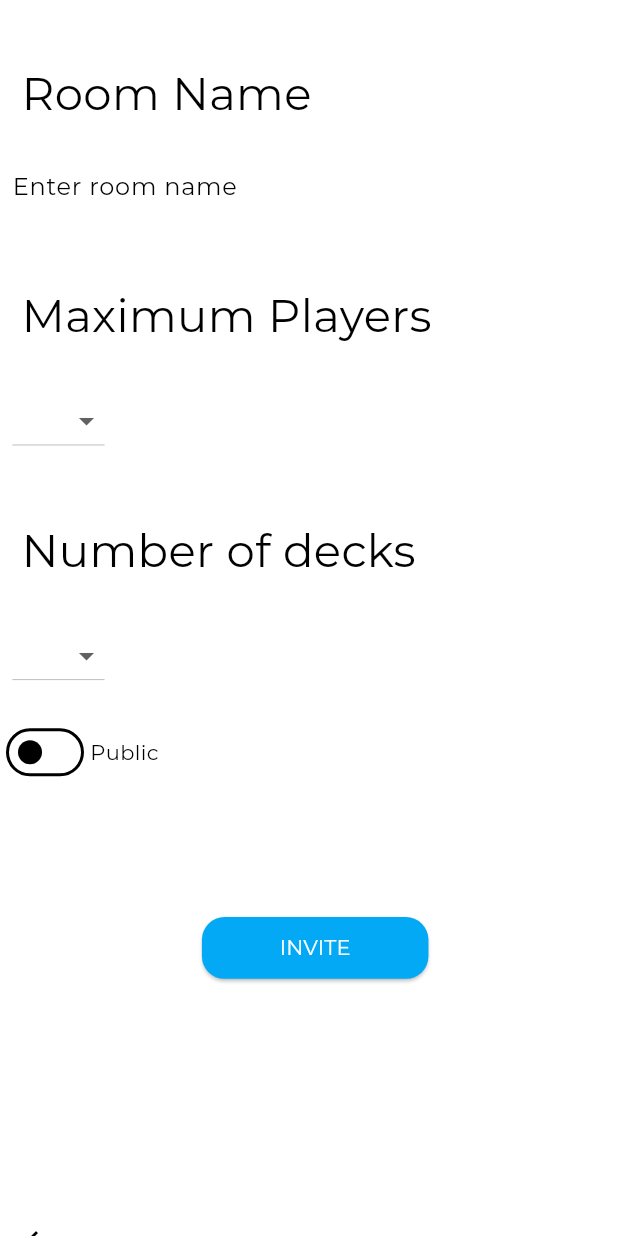
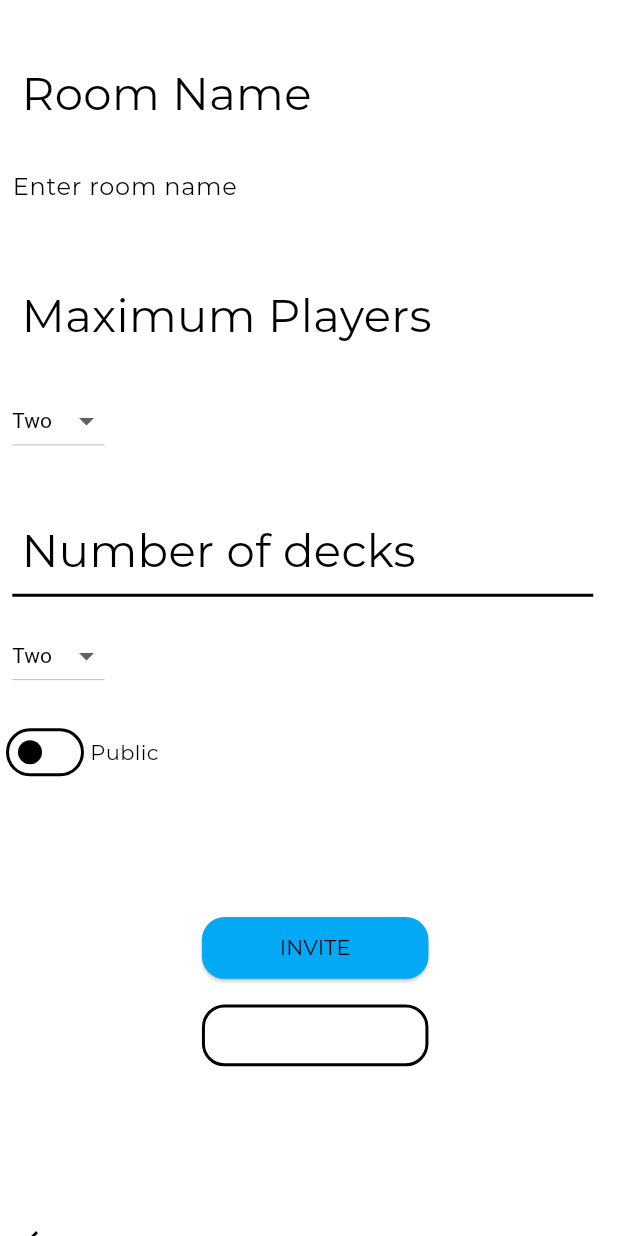
Before and after one commit to jeffrgh/bank_game, a Flutter app: the CreateRoomScreen screen opened directly, on a phone screen of 412 x 824 dp. Run offline on Flutter 3.47's test engine with Material 2 defaults, Android fonts, the phone set to English and light mode, and no system bars; missing offline and left inert: camera_web, image_picker_for_web; project files that could hold a hidden picture were left out.

Commit message:
FInished changing the colors for the light mode
All the screens now have a proper light mode.... I still need to test that....

```diff
--- a/lib/screens/createroomscreen.dart
+++ b/lib/screens/createroomscreen.dart
@@ -135,8 +135,8 @@ class _CreateRoomScreenState extends State<CreateRoomScreen> {
                       child: Text(value),
                     );
                   }).toList(),
-                  style: const TextStyle(
-                    color: Colors.white,
+                  style: TextStyle(
+                    color: Theme.of(context).textTheme.bodyText1!.color,
                   ),
                   value: dropdownValue,
                 ),
@@ -160,7 +160,7 @@ class _CreateRoomScreenState extends State<CreateRoomScreen> {
               ),
             ),
             Divider(
-              color: Colors.white,
+              color: Theme.of(context).textTheme.bodyText1!.color,
               thickness: 2,
               indent: MediaQuery.of(context).size.width * 0.02,
               endIndent: MediaQuery.of(context).size.height * 0.02,
@@ -193,8 +193,8 @@ class _CreateRoomScreenState extends State<CreateRoomScreen> {
                       child: Text(value),
                     );
                   }).toList(),
-                  style: const TextStyle(
-                    color: Colors.white,
+                  style: TextStyle(
+                    color: Theme.of(context).textTheme.bodyText1!.color,
                   ),
                   value: dropdownValue,
                 ),
@@ -262,7 +262,7 @@ class _CreateRoomScreenState extends State<CreateRoomScreen> {
                           Colors.lightBlue,
                         ),
                         foregroundColor: MaterialStateProperty.all(
-                          Colors.white,
+                          Theme.of(context).textTheme.bodyText1!.color,
                         ),
                       ))
                   // ignore: deprecated_member_use
@@ -298,7 +298,7 @@ class _CreateRoomScreenState extends State<CreateRoomScreen> {
                           Colors.transparent,
                         ),
                         foregroundColor: MaterialStateProperty.all(
-                          Colors.white,
+                          Theme.of(context).textTheme.bodyText1!.color,
                         ),
                       ),
                     ),
@@ -325,8 +325,8 @@ class _CreateRoomScreenState extends State<CreateRoomScreen> {
                 style: ButtonStyle(
                   shape: MaterialStateProperty.all(
                     RoundedRectangleBorder(
-                      side: const BorderSide(
-                        color: Colors.white,
+                      side: BorderSide(
+                        color: (Theme.of(context).textTheme.bodyText1?.color)!,
                         width: 2,
                       ),
                       borderRadius: BorderRadius.circular(
--- a/lib/screens/informationscreen.dart
+++ b/lib/screens/informationscreen.dart
@@ -10,8 +10,6 @@ class InformationScreen extends StatefulWidget {
 class _InformationScreenState extends State<InformationScreen> {
   @override
   Widget build(BuildContext context) {
-    return const Scaffold(
-        // backgroundColor: Color.fromARGB(30, 237, 237, 237),
-        );
+    return const Scaffold();
   }
 }
```
